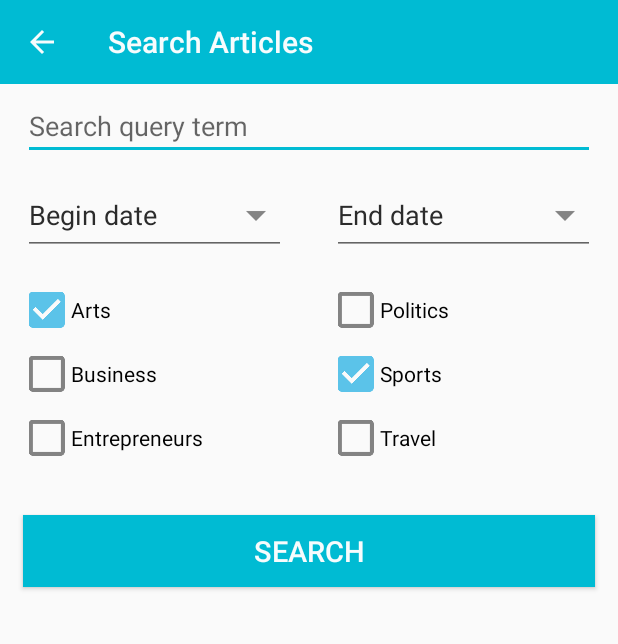
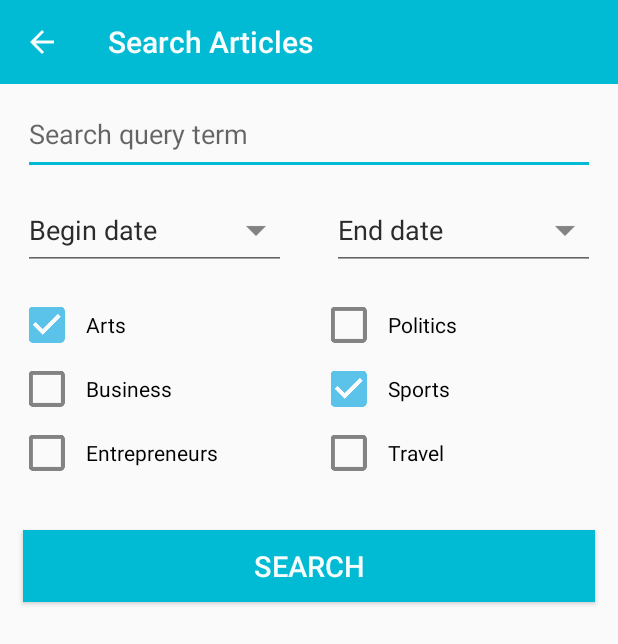
Before and after one commit to LeothosThoren/My_News, an Android app: the SearchArticlesActivity screen opened directly, with no data from a screen before it, on a phone screen of 412 x 824 dp. Shown: the top 644 px of the screen. Run offline under Robolectric (Android 15) with nearby library versions, the phone set to English and light mode, and no system bars; network calls fail.

Commit message:
Some refactoring in search activity layout

```diff
--- a/app/src/main/res/layout/activity_search_articles.xml
+++ b/app/src/main/res/layout/activity_search_articles.xml
@@ -15,7 +15,11 @@
         android:layout_width="match_parent"
         android:layout_height="wrap_content"
         android:hint="@string/search_hint"
-        app:backgroundTint="@color/colorPrimary" />
+        app:backgroundTint="@color/colorPrimary"
+        app:backgroundSize="4dp"
+        android:paddingBottom="15dp"
+        android:paddingTop="15dp"
+        android:textSize="18sp"/>
 
     <LinearLayout
         android:layout_width="match_parent"
@@ -29,11 +33,11 @@
             android:layout_width="0dp"
             android:layout_height="wrap_content"
             android:layout_weight=".5"
-            android:hint="@string/begin_date"
             android:drawableEnd="@drawable/ic_select"
             android:drawableRight="@drawable/ic_select"
-            android:textColorHint="@color/black"
-            android:inputType="date" />
+            android:hint="@string/begin_date"
+            android:inputType="date"
+            android:textColorHint="@color/black" />
 
         <EditText
             android:id="@+id/end_date"
@@ -41,11 +45,11 @@
             android:layout_width="0dp"
             android:layout_height="wrap_content"
             android:layout_weight=".5"
-            android:hint="@string/end_date"
             android:drawableEnd="@drawable/ic_select"
             android:drawableRight="@drawable/ic_select"
-            android:textColorHint="@color/black"
-            android:inputType="date" />
+            android:hint="@string/end_date"
+            android:inputType="date"
+            android:textColorHint="@color/black" />
 
     </LinearLayout>
 
@@ -65,7 +69,7 @@
 
             <CheckBox
                 android:id="@+id/checkbox_1"
-                style="@style/MainStyle"
+                style="@style/checkBoxStyle"
                 android:layout_width="match_parent"
                 android:layout_height="wrap_content"
                 android:button="@drawable/customcheckbox"
@@ -74,7 +78,7 @@
 
             <CheckBox
                 android:id="@+id/checkbox_2"
-                style="@style/MainStyle"
+                style="@style/checkBoxStyle"
                 android:layout_width="match_parent"
                 android:layout_height="wrap_content"
                 android:button="@drawable/customcheckbox"
@@ -82,7 +86,7 @@
 
             <CheckBox
                 android:id="@+id/checkbox_3"
-                style="@style/MainStyle"
+                style="@style/checkBoxStyle"
                 android:layout_width="match_parent"
                 android:layout_height="wrap_content"
                 android:button="@drawable/customcheckbox"
@@ -99,7 +103,7 @@
 
             <CheckBox
                 android:id="@+id/checkbox_4"
-                style="@style/MainStyle"
+                style="@style/checkBoxStyle"
                 android:layout_width="match_parent"
                 android:layout_height="wrap_content"
                 android:button="@drawable/customcheckbox"
@@ -107,7 +111,7 @@
 
             <CheckBox
                 android:id="@+id/checkbox_5"
-                style="@style/MainStyle"
+                style="@style/checkBoxStyle"
                 android:layout_width="match_parent"
                 android:layout_height="wrap_content"
                 android:button="@drawable/customcheckbox"
@@ -116,7 +120,7 @@
 
             <CheckBox
                 android:id="@+id/checkbox_6"
-                style="@style/MainStyle"
+                style="@style/checkBoxStyle"
                 android:layout_width="match_parent"
                 android:layout_height="wrap_content"
                 android:button="@drawable/customcheckbox"
--- a/app/src/main/res/values/styles.xml
+++ b/app/src/main/res/values/styles.xml
@@ -37,7 +37,14 @@
         <item name="android:layout_marginBottom">5dip</item>
         <item name="android:layout_marginLeft">15dip</item>
         <item name="android:layout_marginRight">15dip</item>
+    </style>
 
+    <style name="checkBoxStyle">
+        <item name="android:layout_marginTop">5dip</item>
+        <item name="android:layout_marginBottom">5dip</item>
+        <item name="android:layout_marginLeft">15dip</item>
+        <item name="android:layout_marginRight">15dip</item>
+        <item name="android:paddingLeft">10dip</item>
     </style>
     <!--&lt;!&ndash; Popup theme &ndash;&gt;-->
     <!--<style name="PopupTheme" parent="ThemeOverlay.AppCompat.Dark">-->
```
